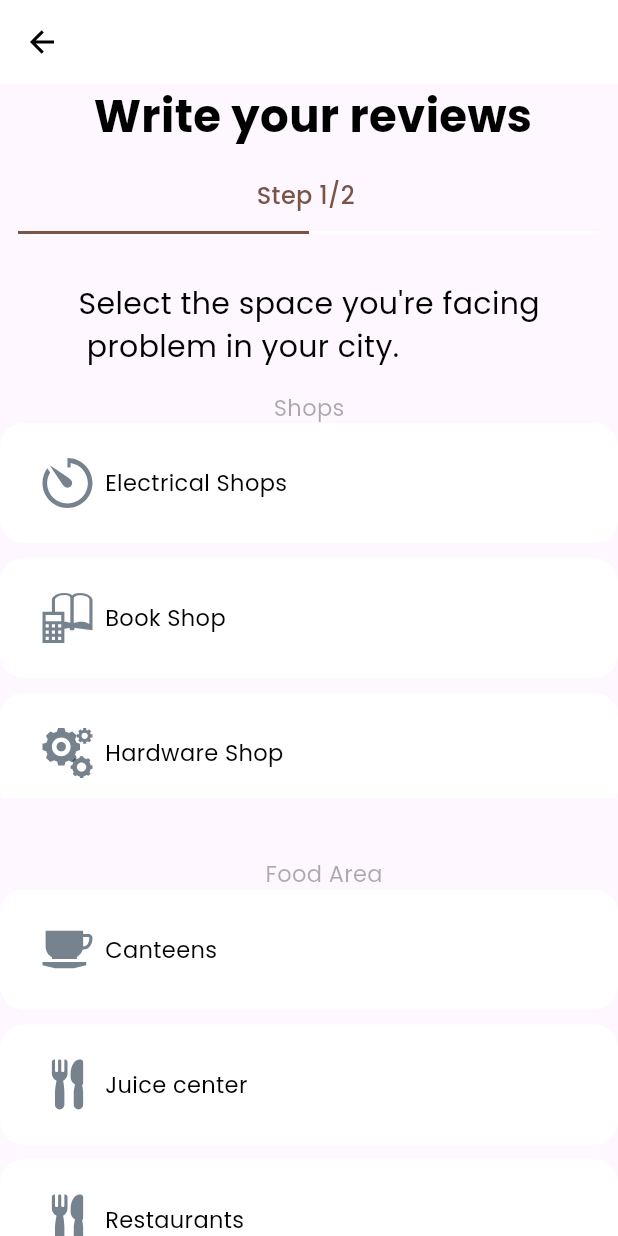
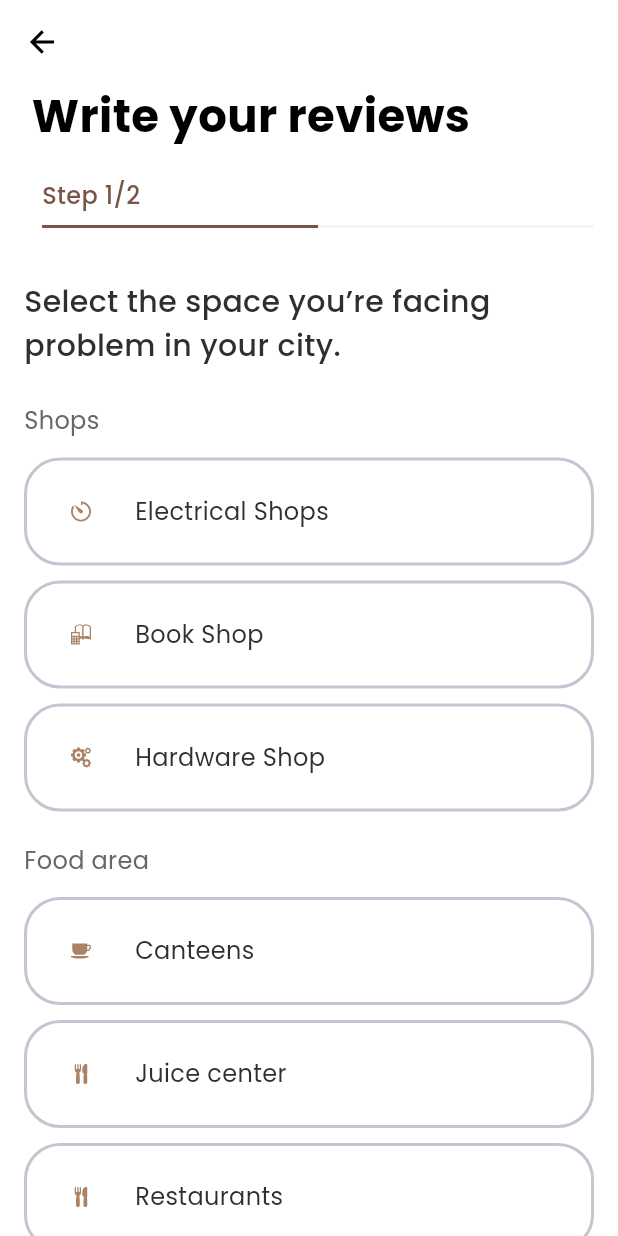
Before and after one commit to Kamaldeep-21/task1, a Flutter app: the screen it shows after launch, on a phone screen of 412 x 824 dp. Run offline on Flutter 3.47's test engine with Material 3 defaults, Android fonts, the phone set to English and light mode, and no system bars; our stand-ins replace flutter_svg.

Commit message:
file changes

```diff
--- a/lib/pages/home_page.dart
+++ b/lib/pages/home_page.dart
@@ -2,16 +2,21 @@ import 'package:flutter/material.dart';
 import 'package:flutter_svg/flutter_svg.dart';
 import 'package:solution1/models/food_models.dart';
 import 'package:solution1/models/shops_model.dart';
+import 'package:solution1/pages/tab_one.dart';
 
+class HomePage extends StatefulWidget {
+  const HomePage({super.key});
 
-class HomePage extends StatelessWidget {
-    HomePage({super.key});
+  @override
+  State<HomePage> createState() => _HomePageState();
+}
 
+class _HomePageState extends State<HomePage> {
   List<ShopsModel> categories = [];
 
   List<FoodModels> foods = [];
 
-  void _getInfo(){
+  void _getInfo() {
     categories = ShopsModel.getCategories();
     foods = FoodModels.getFoods();
   }
@@ -20,93 +25,31 @@ class HomePage extends StatelessWidget {
   Widget build(BuildContext context) {
     _getInfo();
     return Scaffold(
+      backgroundColor: Colors.white,
       appBar: appBar(),
-      body: ListView(
-
-        children: [
-      _shops(),
-      SizedBox(height: 40,),
-      Column(children: [
-      Padding(
-        padding: EdgeInsets.only(left: 20),
-        child: Text("Food Area",
-            style: TextStyle(color: const Color.fromARGB(95, 33, 33, 33),
-            fontSize: 15,
-            fontWeight: FontWeight.normal,
-            ),
-            ),),
-            SizedBox(
-              height: 250,
-              child: ListView.separated(
-                itemCount: foods.length,
-                scrollDirection: Axis.vertical,
-                separatorBuilder: (BuildContext context, int index) =>SizedBox(height: 10,),
-                itemBuilder: (BuildContext context, int index) {
-                  return Container(
-                    height: 80,
-                    width: 80,
-                    decoration: BoxDecoration(
-
-                      color: foods[index].boxcolor,
-                      borderRadius:BorderRadius.circular(16),
-                    ),
-                    child: Row(
-                      mainAxisAlignment: MainAxisAlignment.start,
-                      children: [
-                        Padding(
-                          padding: const EdgeInsets.only(left: 20),
-                          child: Container(
-                            width: 50,
-                            height: 50,
-                            decoration: BoxDecoration(
-                              color: Colors.white,
-                              shape: BoxShape.circle,
-                            ),
-                            child: SvgPicture.asset(foods[index].iconPath),
-                          ),
-                        ),
-                        Text(foods[index].name,
-                        style: TextStyle(
-                          fontWeight: FontWeight.w400,
-                          color: Colors.black,
-                          fontSize: 15),
-                        )
-                      ],
-                    ),
-                  );
-                 },
-
-              ),
-
-
-            )
-      ],
-      ),
-        ],
-      ),
-    );
-  }
-
-  Column _shops() {
-    return Column(
-      mainAxisAlignment : MainAxisAlignment.start,
+      body: SingleChildScrollView(
+        child: Padding(
+          padding: const EdgeInsets.symmetric(horizontal: 16.0),
+          child: Column(
+            crossAxisAlignment: CrossAxisAlignment.start,
+            mainAxisAlignment: MainAxisAlignment.start  ,
             children: [
                Padding(
           padding: const EdgeInsets.only(left: 5),
-          child: Text("Write your reviews",
-          style:TextStyle(
+          child: Text(
+            "Write your reviews",
+            style: TextStyle(
               color: Colors.black,
               fontSize: 30,
-            fontWeight: FontWeight.bold
+              fontWeight: FontWeight.bold,
             ),
           ),
         ),
-        SizedBox(height: 20,),
-
-        Column(
-          mainAxisAlignment: MainAxisAlignment.start,
-          children: [
-            Text("Step 1/2 ",
+        SizedBox(height: 20),
+              Padding(
+                padding: const EdgeInsets.only(left: 12.0),
+                child: Text(
+                  "Step 1/2 ",
 
                   style: TextStyle(
                     color: Colors.brown,
@@ -114,93 +57,31 @@ class HomePage extends StatelessWidget {
                     fontWeight: FontWeight.w500,
                   ),
                 ),
+              ),
 
               Padding(
-              padding: const EdgeInsets.all(12.0),
+                padding: const EdgeInsets.only(left: 12.0, top: 8),
                 child: Row(
                   children: [
                     Expanded(
                       flex: 1,
-                    child: Container(
-                      height: 2,
-                      color: Colors.brown,
-                    ),
+                      child: Container(height: 2, color: Colors.brown),
                     ),
                     Expanded(
                       flex: 1,
-                    child: Container(
-                      height: 2,
-                      color: Colors.white,
-                    ),
+                      child: Container(height: 2, color: Color(0XffF5F5F5)),
                     ),
                   ],
                 ),
               ),
-            SizedBox(height: 20,),
-            Text("Select the space you're facing\n problem in your city.",
-            maxLines: 2,
-            style: TextStyle(
-              color: Colors.black,
-              fontSize: 20,
-              fontWeight: FontWeight.w400,
+              SizedBox(height: 20),
+              SizedBox(height: 15),
+              TabOne(),
+              SizedBox(height: 40),
+            ],
           ),
         ),
-            SizedBox(height: 15,),
-
-            Text("Shops",
-            style: TextStyle(color: const Color.fromARGB(95, 33, 33, 33),
-            fontSize: 15,
-            fontWeight: FontWeight.normal,
       ),
-            ),
-            SizedBox(
-              height: 250,
-              child: ListView.separated(
-                itemCount: categories.length,
-                scrollDirection: Axis.vertical,
-                separatorBuilder: (BuildContext context, int index) =>SizedBox(height: 10,),
-                itemBuilder: (BuildContext context, int index) {
-                  return Container(
-                    height: 80,
-                    width: 80,
-                    decoration: BoxDecoration(
-
-                      color: categories[index].boxcolor,
-                      borderRadius:BorderRadius.circular(16),
-                    ),
-                    child: Row(
-                      mainAxisAlignment: MainAxisAlignment.start,
-                      children: [
-                        Padding(
-                          padding: const EdgeInsets.only(left: 20),
-                          child: Container(
-                            width: 50,
-                            height: 50,
-                            decoration: BoxDecoration(
-                              color: Colors.white,
-                              shape: BoxShape.circle,
-                            ),
-                            child: SvgPicture.asset(categories[index].iconPath),
-                          ),
-                        ),
-                        Text(categories[index].name,
-                        style: TextStyle(
-                          fontWeight: FontWeight.w400,
-                          color: Colors.black,
-                          fontSize: 15),
-                        )
-                      ],
-                    ),
-                  );
-                 },
-
-              ),
-
-
-            )
-          ],
-        )
-      ],
     );
   }
 
@@ -217,9 +98,7 @@ class HomePage extends StatelessWidget {
           color: Colors.white,
           borderRadius: BorderRadius.circular(10),
         ),
-        child: SvgPicture.asset('assets/icons/leftarrow.svg',
-        ),
-
+        child: SvgPicture.asset('assets/icons/leftarrow.svg'),
       ),
     );
   }
--- /dev/null
+++ b/lib/pages/tab_one.dart
@@ -0,0 +1,132 @@
+import 'package:flutter/material.dart';
+import 'package:flutter_svg/svg.dart';
+import 'package:solution1/models/food_models.dart';
+import 'package:solution1/models/shops_model.dart';
+
+class TabOne extends StatefulWidget {
+  const TabOne({super.key});
+
+  @override
+  State<TabOne> createState() => _TabOneState();
+}
+class _TabOneState extends State<TabOne> {
+  List<FoodModels> foods = [
+    FoodModels(name: "Canteens", iconPath: 'assets/icons/cant.svg', boxcolor: Colors.white),
+    FoodModels(name: "Juice center", iconPath: 'assets/icons/juice.svg', boxcolor: Colors.white),
+    FoodModels(name: "Restaurants", iconPath: 'assets/icons/rest.svg', boxcolor: Colors.white),
+  ];
+
+  List<FoodModels> shops = [
+    FoodModels(name: "Electrical Shops", iconPath: 'assets/icons/electrical.svg', boxcolor: Colors.white),
+    FoodModels(name: "Book Shop", iconPath: 'assets/icons/book.svg', boxcolor: Colors.white),
+    FoodModels(name: "Hardware Shop", iconPath: 'assets/icons/hardware.svg', boxcolor: Colors.white),
+  ];
+
+  Set<int> selectedShopIndexes = {};
+  Set<int> selectedFoodIndexes = {};
+
+  @override
+  Widget build(BuildContext context) {
+    return Column(
+      crossAxisAlignment: CrossAxisAlignment.start,
+      children: [
+        const Text(
+          "Select the space you’re facing problem in your city.",
+          style: TextStyle(fontWeight: FontWeight.w500, fontSize: 20, color: Color(0xFF2E2F31)),
+        ),
+        const SizedBox(height: 24),
+        const Text("Shops", style: TextStyle(color: Color(0xFF676767), fontSize: 16)),
+        const SizedBox(height: 8),
+        ListView.builder(
+          shrinkWrap: true,
+          physics: NeverScrollableScrollPhysics(),
+          itemCount: shops.length,
+          itemBuilder: (context, index) {
+            bool isSelected = selectedShopIndexes.contains(index);
+            return GestureDetector(
+              onTap: () {
+                setState(() {
+                  if (isSelected) {
+                    selectedShopIndexes.remove(index);
+                  } else {
+                    selectedShopIndexes.add(index);
+                  }
+                });
+              },
+              child: Padding(
+                padding: const EdgeInsets.symmetric(vertical: 5.0),
+                child: optionBar(shops[index], isSelected),
+              ),
+            );
+          },
+        ),
+        const SizedBox(height: 16),
+        const Text("Food area", style: TextStyle(color: Color(0xFF676767), fontSize: 16)),
+        const SizedBox(height: 8),
+        ListView.builder(
+          shrinkWrap: true,
+          physics: NeverScrollableScrollPhysics(),
+          itemCount: foods.length,
+          itemBuilder: (context, index) {
+            bool isSelected = selectedFoodIndexes.contains(index);
+            return GestureDetector(
+              onTap: () {
+                setState(() {
+                  if (isSelected) {
+                    selectedFoodIndexes.remove(index);
+                  } else {
+                    selectedFoodIndexes.add(index);
+                  }
+                });
+              },
+              child: Padding(
+                padding: const EdgeInsets.symmetric(vertical: 5.0),
+                child: optionBar(foods[index], isSelected),
+              ),
+            );
+          },
+        ),
+      ],
+    );
+  }
+}
+
+
+Widget optionBar(FoodModels item,bool isSelected){
+  return Container(
+    height: 72,
+    width: double.infinity,
+    decoration: BoxDecoration(
+    color: isSelected?Color(0xFFFFE8D7):Colors.white,
+    borderRadius: BorderRadius.circular(24),
+    border: Border.all(
+      color: isSelected ? Color(0xFF713100) : Color(0xFFC5C5D1),
+      width: 2,
+    ),
+    ),
+    child: Row(
+      children: [
+        Padding(
+          padding: const EdgeInsets.all(16.0),
+          child: Container(
+            height: 40,
+            width: 40,
+            decoration: BoxDecoration(
+              borderRadius: BorderRadius.all(Radius.circular(20)),
+              color: isSelected?Color(0xFF713100):Colors.white,
+            ),
+            child: Center(
+              child: SvgPicture.asset(
+                item.iconPath,
+                color: isSelected?Colors.white:Color(0xFF713100),
+                height: 20,
+                width: 20,
+              ),
+            ),
+          ),
+        ),
+        Text(item.name,style: TextStyle(color: isSelected?Color(0xFF713100):Color(0xFF2E2F31),fontSize: 16),)
+      ],
+    ),
+  );
+}
```
Lines whose indentation alone changed are shown as unchanged.
